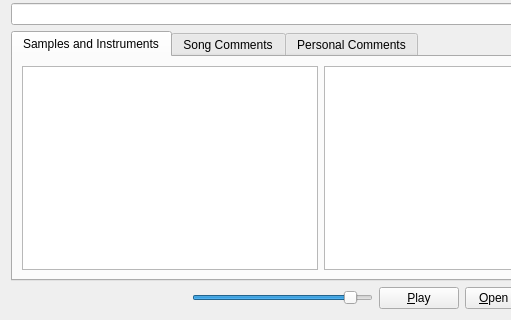
Above: Mod Library/modinfo.ui from sagamusix/ModLibrary before the change; both pictures show x 0 to 511 and y 170 to 490 of the 642 by 490 pixel window. Below: the same form after it.
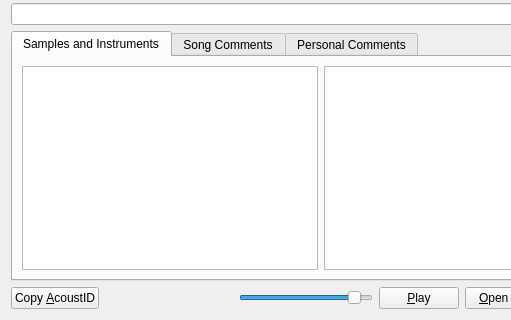
That is the form after the change.

What changed in the file:
```diff
--- a/Mod Library/modinfo.ui
+++ b/Mod Library/modinfo.ui
@@ -40,6 +40,13 @@
      </property>
      <item row="6" column="0">
       <layout class="QHBoxLayout" name="horizontalLayout_4">
+       <item>
+        <widget class="QPushButton" name="copyFingerprint">
+         <property name="text">
+          <string>Copy &amp;AcoustID</string>
+         </property>
+        </widget>
+       </item>
        <item>
         <spacer name="horizontalSpacer">
          <property name="orientation">
```
